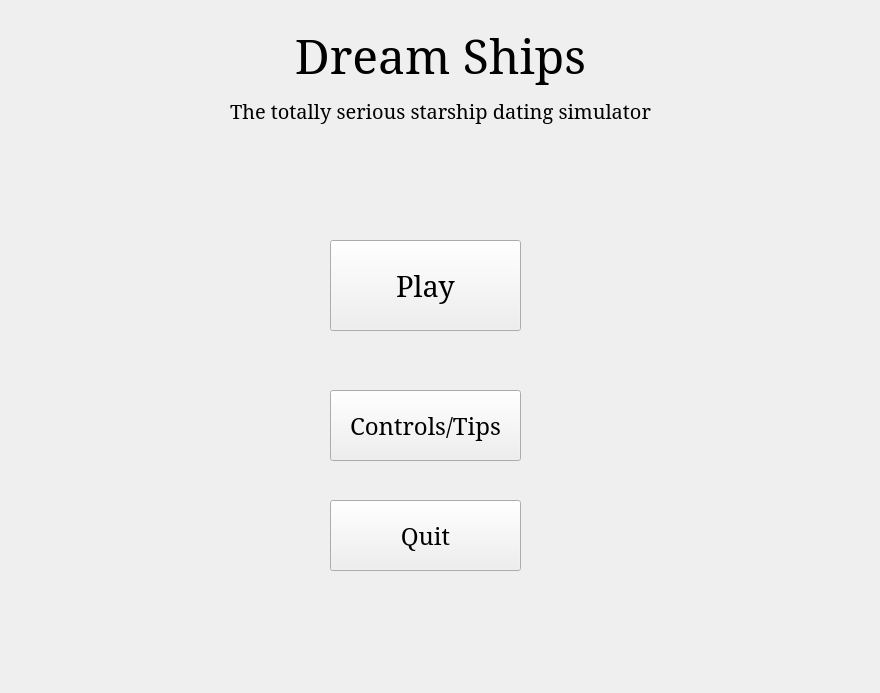
This is GalaxyGame/Student/mainmenu.ui in cronos23/spacewaifus as Qt 5 draws it before an edit. The edited form follows.
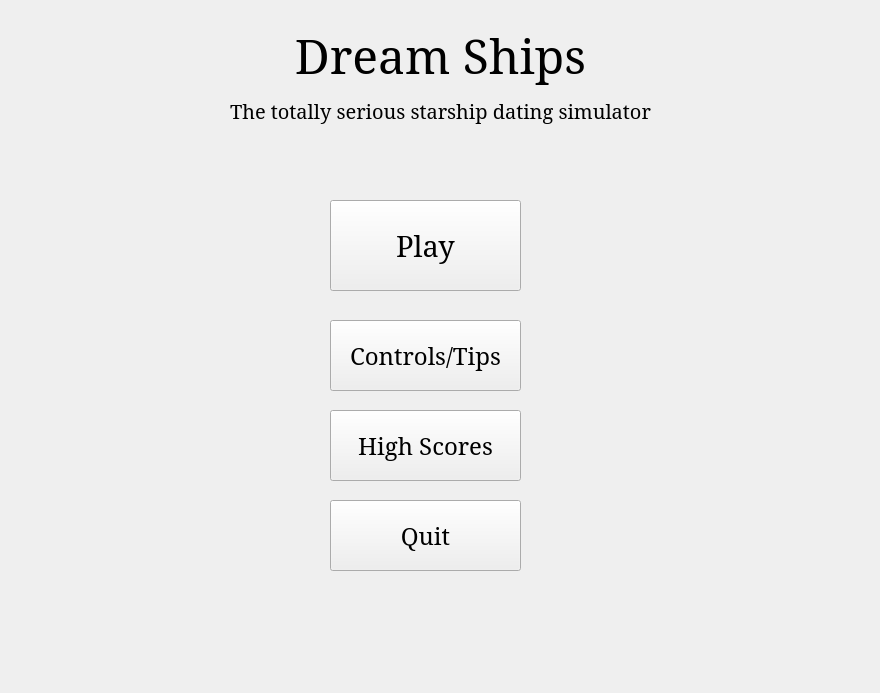
This is the edited form. Icons and pictures are not drawn.

Diff of the .ui file:
```diff
--- a/GalaxyGame/Student/mainmenu.ui
+++ b/GalaxyGame/Student/mainmenu.ui
@@ -55,7 +55,7 @@
    <property name="geometry">
     <rect>
      <x>330</x>
-     <y>240</y>
+     <y>200</y>
      <width>191</width>
      <height>91</height>
     </rect>
@@ -74,7 +74,7 @@
    <property name="geometry">
     <rect>
      <x>330</x>
-     <y>390</y>
+     <y>320</y>
      <width>191</width>
      <height>71</height>
     </rect>
@@ -130,6 +130,25 @@
     <set>Qt::AlignCenter</set>
    </property>
   </widget>
+  <widget class="QPushButton" name="highscore_button">
+   <property name="geometry">
+    <rect>
+     <x>330</x>
+     <y>410</y>
+     <width>191</width>
+     <height>71</height>
+    </rect>
+   </property>
+   <property name="font">
+    <font>
+     <family>Serif</family>
+     <pointsize>18</pointsize>
+    </font>
+   </property>
+   <property name="text">
+    <string>High Scores</string>
+   </property>
+  </widget>
  </widget>
  <resources>
   <include location="resources.qrc"/>
```
